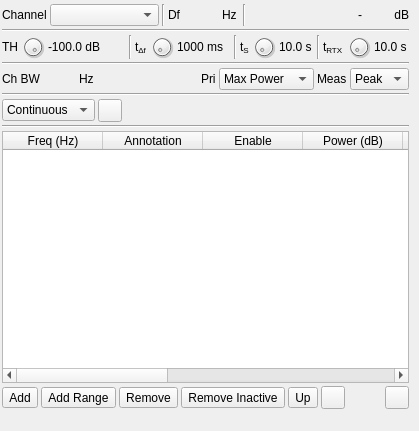
The window that plugins/channelrx/freqscanner/freqscannergui.ui (f4exb/sdrangel) describes before a commit, drawn with Qt 5.
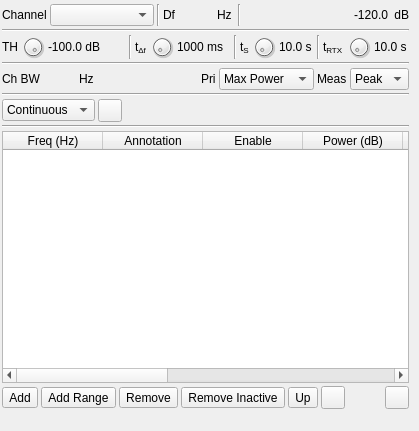
The same window after the commit. Icons and pictures are not drawn. Custom widgets are drawn as their Qt base class.

Commit message: Frequency Scanner: give more space to channel power display

```diff
--- a/plugins/channelrx/freqscanner/freqscannergui.ui
+++ b/plugins/channelrx/freqscanner/freqscannergui.ui
@@ -183,7 +183,7 @@
          <widget class="QLabel" name="channelPower">
           <property name="minimumSize">
            <size>
-            <width>30</width>
+            <width>40</width>
             <height>0</height>
            </size>
           </property>
@@ -194,7 +194,10 @@
            <enum>Qt::RightToLeft</enum>
           </property>
           <property name="text">
-           <string>-</string>
+           <string>-120.0</string>
+          </property>
+          <property name="alignment">
+           <set>Qt::AlignRight|Qt::AlignTrailing|Qt::AlignVCenter</set>
           </property>
          </widget>
         </item>
```
